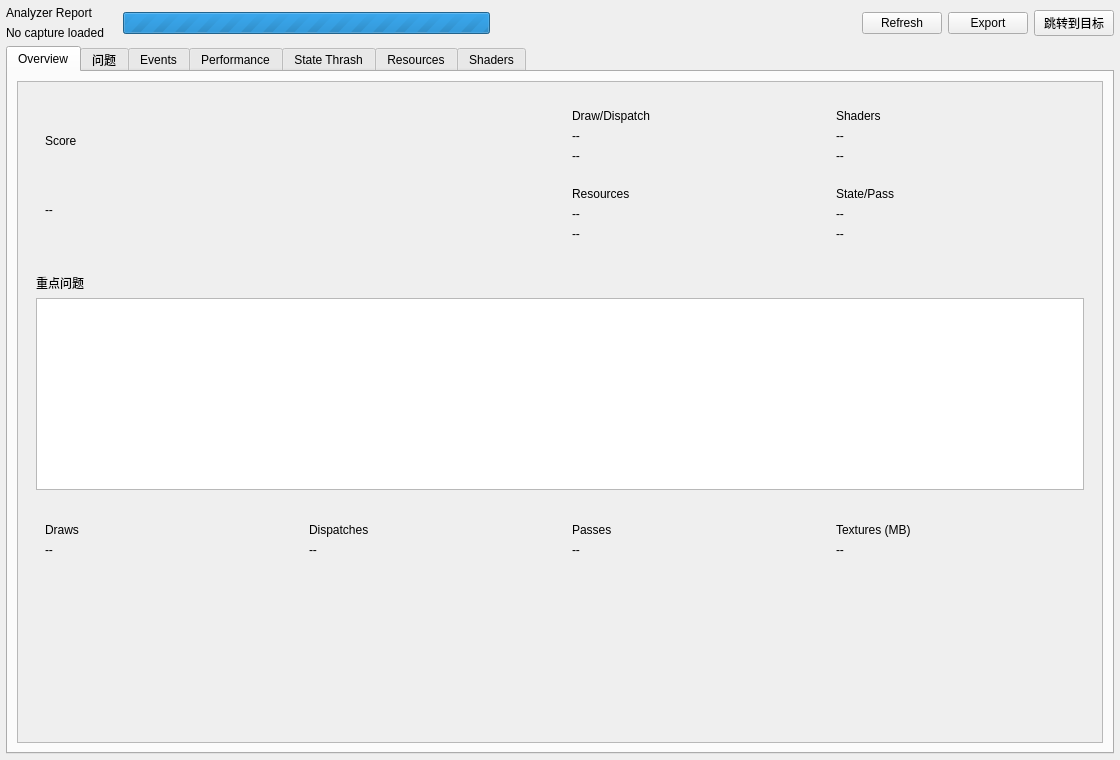
lizr-arch/renderdoc-ai, file qrenderdoc/Windows/AnalyzerReportViewer.ui: the form before one commit.
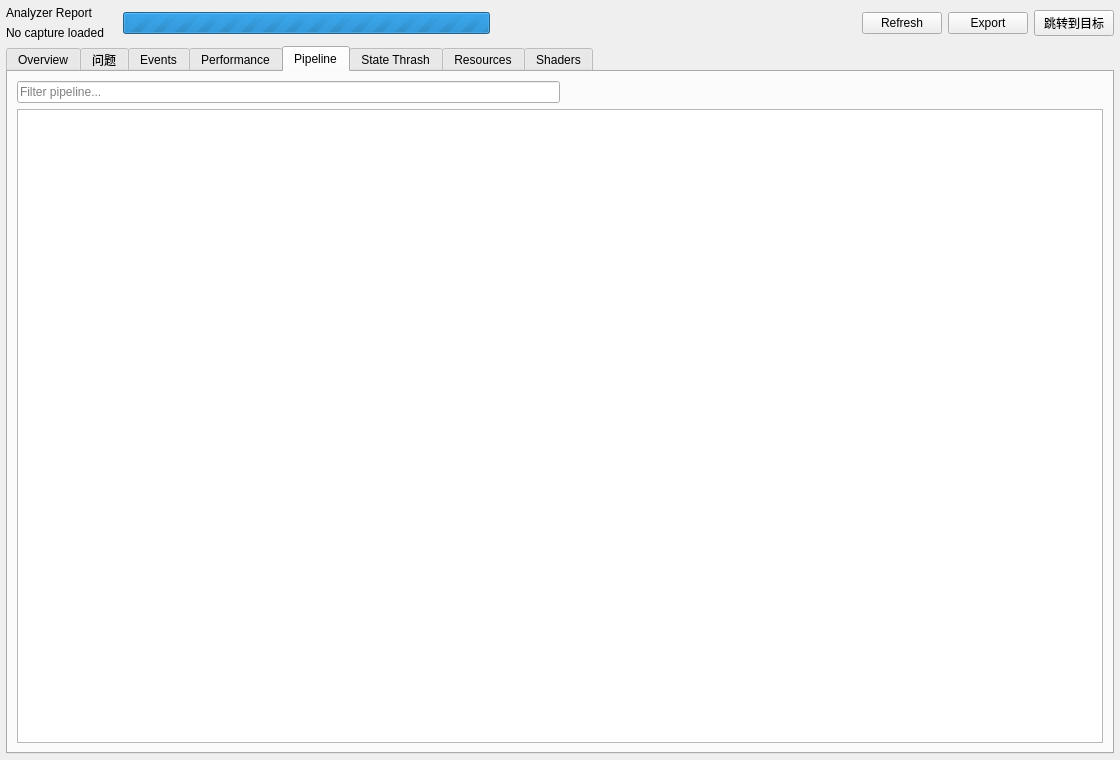
The form after the commit. The open tabs and pages were chosen to show the change.

Commit message: feat(qrenderdoc-analyzer): add pipeline bandwidth dimension

```diff
--- a/qrenderdoc/Windows/AnalyzerReportViewer.ui
+++ b/qrenderdoc/Windows/AnalyzerReportViewer.ui
@@ -555,10 +555,44 @@
        </layout>
       </item>
       <item>
-       <widget class="QTableView" name="drawDispatchTable"/>
-      </item>
-     </layout>
-    </widget>
+      <widget class="QTableView" name="drawDispatchTable"/>
+     </item>
+    </layout>
+   </widget>
+   <widget class="QWidget" name="pipelineTab">
+    <attribute name="title">
+     <string>Pipeline</string>
+    </attribute>
+    <layout class="QVBoxLayout" name="pipelineLayout">
+     <item>
+      <layout class="QHBoxLayout" name="pipelineFilterLayout">
+       <item>
+        <widget class="QLineEdit" name="pipelineFilterEdit">
+         <property name="placeholderText">
+          <string>Filter pipeline...</string>
+         </property>
+        </widget>
+       </item>
+       <item>
+        <spacer name="pipelineFilterSpacer">
+         <property name="orientation">
+          <enum>Qt::Horizontal</enum>
+         </property>
+         <property name="sizeHint" stdset="0">
+          <size>
+           <width>40</width>
+           <height>20</height>
+          </size>
+         </property>
+        </spacer>
+       </item>
+      </layout>
+     </item>
+     <item>
+      <widget class="QTableView" name="pipelineTable"/>
+     </item>
+    </layout>
+   </widget>
     <widget class="QWidget" name="stateThrashTab">
      <attribute name="title">
       <string>State Thrash</string>
```
The commit also changes 11 other files.
